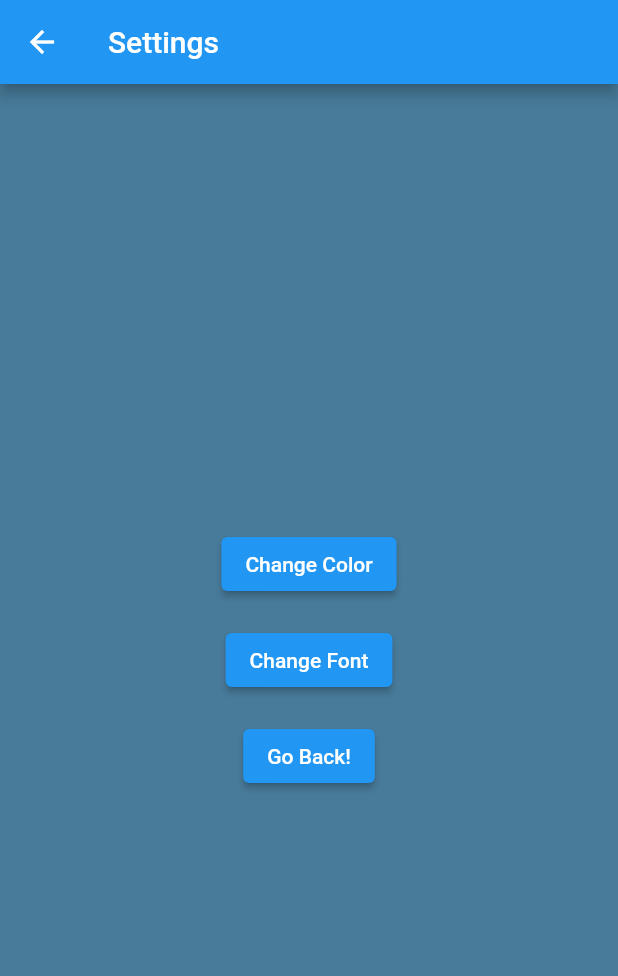
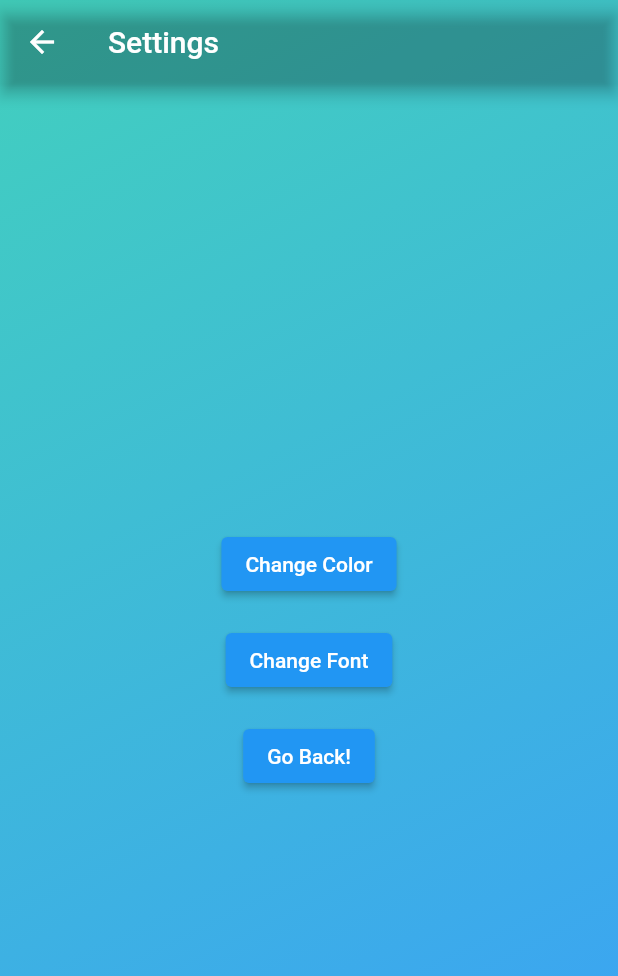
Before and after one commit to TestyBacon/cac_2021_project, a Flutter app: the screen it shows after launch, after a tap on the "settings" icon, on a phone screen of 412 x 824 dp. Shown: the top 976 px of the screen. Run offline on Flutter 3.47's test engine with Material 2 defaults, Android fonts, the phone set to English and light mode, and no system bars; our stand-ins replace google_fonts.

Commit message:
the thing before it got got
this is the thing before it got got

```diff
--- a/lib/main.dart
+++ b/lib/main.dart
@@ -1,8 +1,10 @@
 import 'package:flutter/material.dart';
 import 'dart:async';
+import 'package:google_fonts/google_fonts.dart';
 
 void main() {
   runApp(const MyApp());
+  GoogleFonts.config.allowRuntimeFetching = false;
 }
 
 // Main driver thing
@@ -13,17 +15,19 @@ class MyApp extends StatelessWidget {
   @override
   Widget build(BuildContext context) {
     return MaterialApp(
+      debugShowCheckedModeBanner: false,
       title: 'THE VOID',
 
       // Theme for whole app
 
       theme: ThemeData(
         primaryColor: const Color(0xff9ad5f4),
-        scaffoldBackgroundColor: const Color(0xff487B9a),
+        scaffoldBackgroundColor: Colors.transparent,
+        appBarTheme: const AppBarTheme(
+          backgroundColor: Colors.transparent,
+        ),
         textTheme: const TextTheme(
-            bodyText1: TextStyle(
-              fontSize: 25.0,
-            ),
+            bodyText1: TextStyle(fontSize: 25.0, color: Colors.white),
             bodyText2: TextStyle(fontSize: 50.0, color: Colors.white),
             subtitle1:
                 TextStyle(fontSize: 25.0, color: Colors.white) // Void text
@@ -54,8 +58,15 @@ class _MyHomePageState extends State<MyHomePage> {
 
   @override
   Widget build(BuildContext context) {
-    return Scaffold(
+    return Container(
+        decoration: const BoxDecoration(
+            gradient: LinearGradient(
+                begin: Alignment.topLeft,
+                end: Alignment.bottomRight,
+                colors: [Color(0xff42d0bd), Color(0xff3a9efa)])),
+        child: Scaffold(
           appBar: AppBar(
+            backgroundColor: Colors.transparent,
             title: Text(widget.title),
             actions: [
               // Settings button
@@ -77,10 +88,7 @@ class _MyHomePageState extends State<MyHomePage> {
             child: Column(
               mainAxisAlignment: MainAxisAlignment.center,
               children: <Widget>[
-            Text(
-              'Enter troubles here',
-              style: Theme.of(context).textTheme.bodyText1,
-            ),
+                Text('Enter troubles here', style: GoogleFonts.alexBrush()),
 
                 TextField(
                   controller: fieldControl,
@@ -89,19 +97,23 @@ class _MyHomePageState extends State<MyHomePage> {
                     color: Colors.white,
                   ),
                   decoration: const InputDecoration(
-                  fillColor: Color(0xff0A1127),
+                      // fillColor: Color(0xff0A1127),
                       filled: true,
-                  enabledBorder: UnderlineInputBorder(
+                      enabledBorder: OutlineInputBorder(
                         borderSide: BorderSide(color: Colors.white),
                       ),
-                  focusedBorder: UnderlineInputBorder(
-                    borderSide: BorderSide(color: Colors.red),
+                      focusedBorder: OutlineInputBorder(
+                        borderSide: BorderSide(color: Colors.white),
                       ),
-                  border: UnderlineInputBorder(
+                      border: OutlineInputBorder(
                           borderSide: BorderSide(color: Colors.white))),
+                  // border: UnderlineInputBorder(
+                  //     borderSide: BorderSide(color: Colors.white))),
                 ),
                 // Row of Buttons
-            Row(mainAxisAlignment: MainAxisAlignment.center, children: <Widget>[
+                Row(
+                    mainAxisAlignment: MainAxisAlignment.center,
+                    children: <Widget>[
                       // Button 1
                       TextButton(
                         child: const Text('SUBMIT'),
@@ -167,7 +179,7 @@ class _MyHomePageState extends State<MyHomePage> {
             tooltip: 'Vault',
             child: const Icon(Icons.savings_rounded),
           ),
-    );
+        ));
   }
 }
 
@@ -178,13 +190,20 @@ class Settings extends StatelessWidget {
 
   @override
   Widget build(BuildContext context) {
-    return Scaffold(
+    return Container(
+        decoration: const BoxDecoration(
+            gradient: LinearGradient(
+                begin: Alignment.topLeft,
+                end: Alignment.bottomRight,
+                colors: [Color(0xff42d0bd), Color(0xff3a9efa)])),
+        child: Scaffold(
             appBar: AppBar(
               title: const Text("Settings"),
             ),
             body: Center(
-            child:
-                Column(mainAxisAlignment: MainAxisAlignment.center, children: [
+                child: Column(
+                    mainAxisAlignment: MainAxisAlignment.center,
+                    children: [
                   Padding(
                     padding: const EdgeInsets.all(8.0),
                     child: ElevatedButton(
@@ -209,7 +228,7 @@ class Settings extends StatelessWidget {
                       child: const Text("Go Back!"),
                     ),
                   ),
-        ])));
+                ]))));
   }
 }
 
@@ -271,7 +290,9 @@ class _SendToVoidState extends State<SendToVoid> {
     return Scaffold(
       backgroundColor: Colors.black,
       appBar: AppBar(
-        title: const Text("THE VOID"),
+        title: const Text("THE VOID"
+            // TextStyle(color: Colors.black),
+            ),
       ),
       body: Center(
           child: Column(
--- a/pubspec.yaml
+++ b/pubspec.yaml
@@ -30,7 +30,7 @@ dependencies:
   flutter:
     sdk: flutter
   animated_text_kit: ^4.2.1
-
+  google_fonts: ^2.1.0
 
   # The following adds the Cupertino Icons font to your application.
   # Use with the CupertinoIcons class for iOS style icons.
@@ -62,7 +62,8 @@ flutter:
   # assets:
   #   - images/a_dot_burr.jpeg
   #   - images/a_dot_ham.jpeg
-
+assets:
+  - google_fonts/
   # An image asset can refer to one or more resolution-specific "variants", see
   # https://flutter.dev/assets-and-images/#resolution-aware.
 
```
Also changed, not shown: google_fonts/AlexBrush-Regular.ttf (added), lib/fonts/AlexBrush-Regular.ttf (added), pubspec.lock. Lines whose indentation alone changed are shown as unchanged.
